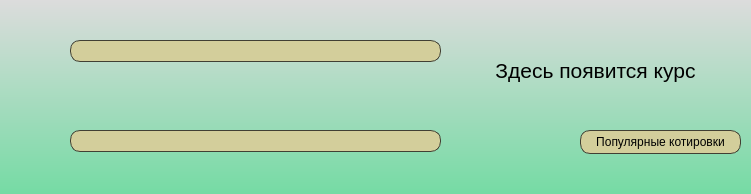
Above: converter.ui from VyacheslavFr/converter_project before the change. Below: the same form after it.
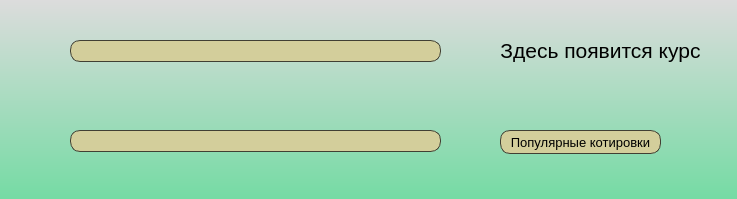
That is the form after the change.

Commit message: рабочая логика, готов интерфейс

```diff
--- a/converter.ui
+++ b/converter.ui
@@ -6,8 +6,8 @@
    <rect>
     <x>0</x>
     <y>0</y>
-    <width>751</width>
-    <height>194</height>
+    <width>737</width>
+    <height>199</height>
    </rect>
   </property>
   <property name="windowTitle">
@@ -192,8 +192,8 @@
    <property name="geometry">
     <rect>
      <x>460</x>
-     <y>30</y>
-     <width>271</width>
+     <y>10</y>
+     <width>281</width>
      <height>81</height>
     </rect>
    </property>
@@ -657,12 +657,17 @@
   <widget class="QPushButton" name="more_btn">
    <property name="geometry">
     <rect>
-     <x>580</x>
+     <x>500</x>
      <y>130</y>
      <width>161</width>
      <height>24</height>
     </rect>
    </property>
+   <property name="font">
+    <font>
+     <pointsize>10</pointsize>
+    </font>
+   </property>
    <property name="cursor">
     <cursorShape>PointingHandCursor</cursorShape>
    </property>
```
Left out of the diff: 34 changed lines with no effect on the pictures. The commit also changes 2 other files.
